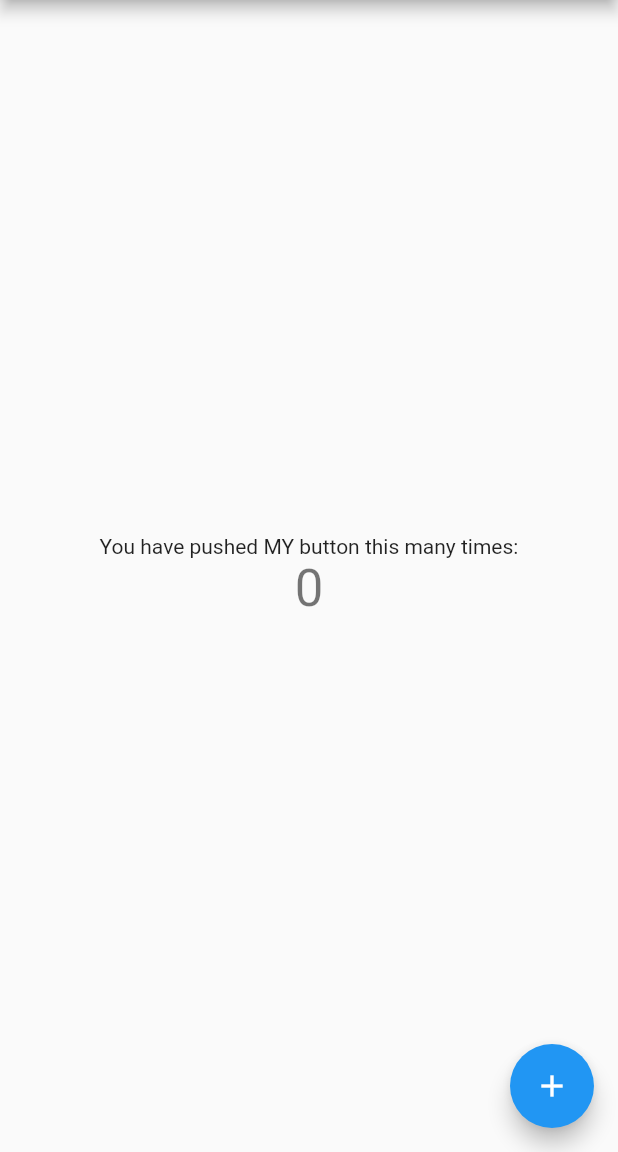
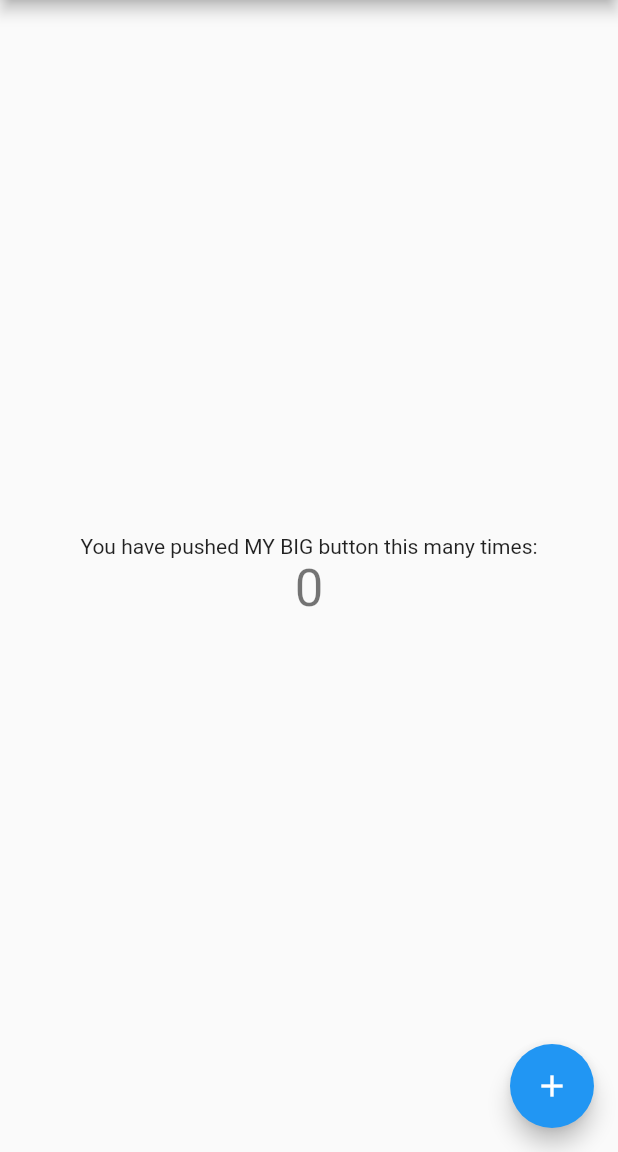
Before and after one commit to RPMorganomous/flutter_app, a Flutter app: the screen it shows after launch, on a phone screen of 412 x 824 dp, the part 84-1236 px from its top. Run offline on Flutter 3.47's test engine with Material 2 defaults, Android fonts, the phone set to English and light mode, and no system bars.

Commit message:
MY BIG button

```diff
--- a/lib/main.dart
+++ b/lib/main.dart
@@ -90,7 +90,7 @@ class _MyHomePageState extends State<MyHomePage> {
           mainAxisAlignment: MainAxisAlignment.center,
           children: <Widget>[
             new Text(
-              'You have pushed MY button this many times:',
+              'You have pushed MY BIG button this many times:',
             ),
             new Text(
               '$_counter',
```
Also changed, not shown: 1 other file.
